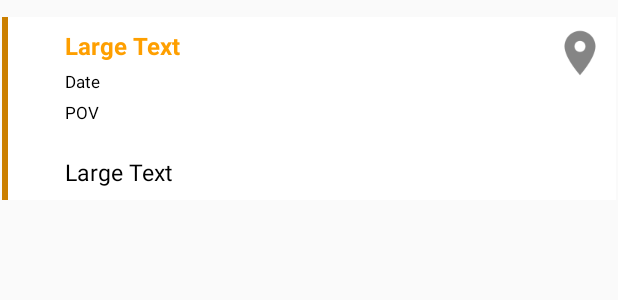
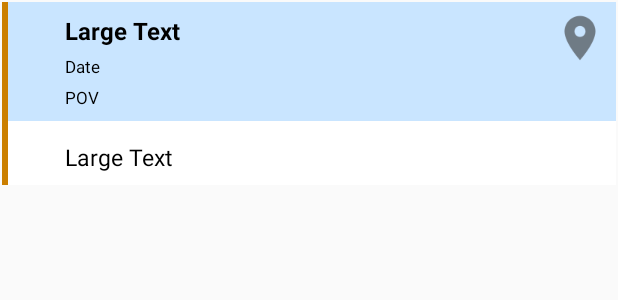
Before and after one commit to masagatech/goyo, an Android app: the layout layout_clnt_mykids_list.xml on its own in the app's theme, with its tools: preview values and no code run, on a phone screen of 412 x 824 dp. Shown: the top 300 px of the screen. Run offline under Robolectric (Android 15) with nearby library versions, the phone set to English and light mode, and no system bars; network calls fail.

Commit message:
new design , some error handling

```diff
--- a/app/build.gradle
+++ b/app/build.gradle
@@ -74,6 +74,7 @@ dependencies {
     compile 'com.google.maps.android:android-maps-utils:0.4'
     compile 'com.roughike:bottom-bar:2.3.1'
     testCompile 'junit:junit:4.12'
+    compile "de.halfbit:pinned-section-listview:1.0.0"
 }
 
 
--- a/app/src/main/java/com/crest/goyo/ModelClasses/MyKidsTrips.java
+++ b/app/src/main/java/com/crest/goyo/ModelClasses/MyKidsTrips.java
@@ -4,6 +4,7 @@ package com.crest.goyo.ModelClasses;
  * Created by mTech on 12-May-2017.
  */
 
+import com.google.android.gms.nearby.messages.PublishCallback;
 import com.google.gson.annotations.SerializedName;
 
 /**
@@ -41,6 +42,8 @@ public class MyKidsTrips {
     @SerializedName("trpid")
     public String tripid;
 
+    public int Type;
+
     public MyKidsTrips()
     {}
 }
--- a/app/src/main/java/com/crest/goyo/school/clnt_tripview.java
+++ b/app/src/main/java/com/crest/goyo/school/clnt_tripview.java
@@ -356,6 +356,9 @@ public class clnt_tripview extends AppCompatActivity implements OnMapReadyCallba
                             trackMarker(objTrp);
                             /*Toast.makeText(getApplicationContext(),
                                     d, Toast.LENGTH_LONG).show();*/
+                        }else if (data.get("evt").equals("stop")) {
+                           // JSONObject objTrp = (JSONObject) data.get("data");
+                            Toast.makeText(clnt_tripview.this, "Trip End", Toast.LENGTH_LONG).show();
                         }
 
                     } catch (Exception e) {
--- a/app/src/main/res/layout/layout_clnt_mykids_list.xml
+++ b/app/src/main/res/layout/layout_clnt_mykids_list.xml
@@ -3,17 +3,6 @@
     xmlns:app="http://schemas.android.com/apk/res-auto"
     android:orientation="vertical" android:layout_width="match_parent"
     android:layout_height="match_parent">
-<TextView
-    android:layout_width="match_parent" android:id="@+id/txtMargin"
-    android:layout_height="10dp" android:background="@color/transparent"></TextView>
-
-    <TextView
-        android:layout_width="match_parent"
-        android:layout_height="2px"
-        android:textAppearance="?android:attr/textAppearanceSmall"
-        android:id="@+id/txtBorder"
-        android:background="#ccc"
-        android:visibility="gone" />
 
     <LinearLayout
             android:orientation="horizontal"
@@ -39,6 +28,7 @@
                     android:layout_width="match_parent"
                     android:layout_height="wrap_content"
 
+                    android:background="@color/button_green"
                     android:padding="8dp">
 
                     <TextView
@@ -61,7 +51,7 @@
                         android:layout_toRightOf="@+id/uploadonRes"
                         android:singleLine="true"
                         android:text="Large Text"
-                        android:textColor="@color/colorAccent"
+                        android:textColor="@color/colorBlack"
                         android:textSize="16dp"
                         android:textStyle="bold" />
 
@@ -69,13 +59,13 @@
                         android:id="@+id/Date"
                         android:layout_width="wrap_content"
                         android:layout_height="wrap_content"
+                        android:layout_alignStart="@+id/titleTxt"
                         android:layout_below="@+id/titleTxt"
-                        android:layout_alignStart="@+id/titleTxt"
                         android:layout_marginRight="10dp"
                         android:layout_marginTop="5dp"
 
                         android:text="Date"
-                        android:textColor="#000000"
+                        android:textColor="@color/colorBlack"
                         android:textSize="11dp" />
 
 
@@ -83,11 +73,11 @@
                         android:id="@+id/povTitle"
                         android:layout_width="wrap_content"
                         android:layout_height="wrap_content"
+                        android:layout_alignStart="@+id/titleTxt"
                         android:layout_below="@+id/Date"
                         android:layout_marginTop="5dp"
-                        android:layout_alignStart="@+id/titleTxt"
                         android:text="POV"
-                        android:textColor="#000000"
+                        android:textColor="@color/colorBlack"
                         android:textSize="11dp" />
 
 
@@ -115,13 +105,14 @@
                         android:layout_height="wrap_content"
                         android:layout_alignParentEnd="true"
                         android:layout_alignParentTop="true"
-                        android:background="#FFFFFF"
+                        android:background="@color/button_green"
                         app:srcCompat="@drawable/ic_icon_track" />
 
                 </RelativeLayout>
 
                 <RelativeLayout
                     android:focusableInTouchMode="false"
+                    android:id="@+id/item"
                     android:layout_width="match_parent"
                     android:layout_height="wrap_content"
                     android:padding="8dp" >
@@ -166,6 +157,11 @@
                         android:visibility="gone" />
                 </RelativeLayout>
 
+                <TextView
+                    android:layout_width="match_parent"
+                    android:layout_height="15dp"
+                    android:visibility="gone"
+                    android:id="@+id/itembottom"/>
             </LinearLayout>
 
 
--- a/payUMoneysdk/src/main/res/values/colors.xml
+++ b/payUMoneysdk/src/main/res/values/colors.xml
@@ -4,7 +4,7 @@
     <color name="clouds">#ecf0f1</color>
     <item name="white" type="color">#FFFFFFFF</item>
     <color name="input_gray">#FFDEE6E6</color>
-    <color name="button_green">#5fc73b</color>
+    <color name="button_green">#c9e5ff</color>
     <color name="button_gray">#cbcbcb</color>
     <color name="blue">#FF1784C7</color>
     <color name="cards_number_textColor">#514538</color>
```
Also changed, not shown: app/src/main/java/com/crest/goyo/AdapterClasses/clnt_mykids_listAdapter.java (+38 -15 lines), app/src/main/java/com/crest/goyo/Utils/Global.java (+4 -4 lines), app/src/main/java/com/crest/goyo/school/clnt_mykidstrips.java (+27 -3 lines), app/src/main/res/layout/activity_clnt_mykids.xml (+19 -9 lines), app/src/main/res/layout/activity_clnt_tripview.xml (+0 -82 lines).
